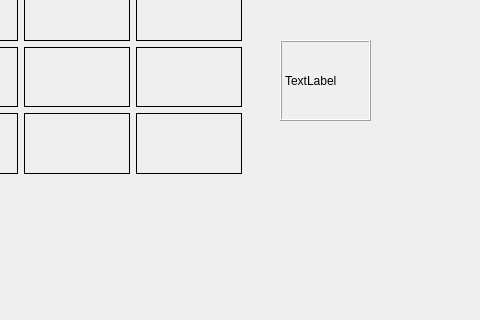
Above: mainwindow.ui from miknai/qt-set before the change; both pictures show x 320 to 800 and y 180 to 500 of the 800 by 600 pixel window. Below: the same form after it.
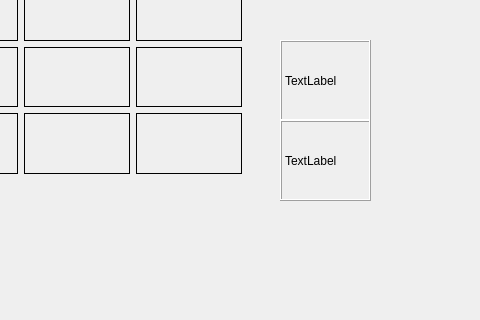
That is the form after the change. Custom widgets are drawn as their Qt base class.

Commit message: if choose 4th card, flip back the first three cards

```diff
--- a/mainwindow.ui
+++ b/mainwindow.ui
@@ -287,7 +287,26 @@
     <zorder>label_10</zorder>
     <zorder>label_11</zorder>
     <zorder>label_12</zorder>
-  </widget>
+   </widget>
+   <widget class="QLabel" name="clickedCardNum">
+    <property name="geometry">
+     <rect>
+      <x>600</x>
+      <y>300</y>
+      <width>91</width>
+      <height>81</height>
+     </rect>
+    </property>
+    <property name="frameShape">
+     <enum>QFrame::Box</enum>
+    </property>
+    <property name="frameShadow">
+     <enum>QFrame::Raised</enum>
+    </property>
+    <property name="text">
+     <string>TextLabel</string>
+    </property>
+   </widget>
   </widget>
   <widget class="QMenuBar" name="menubar">
    <property name="geometry">
```
The commit also changes 2 other files.
